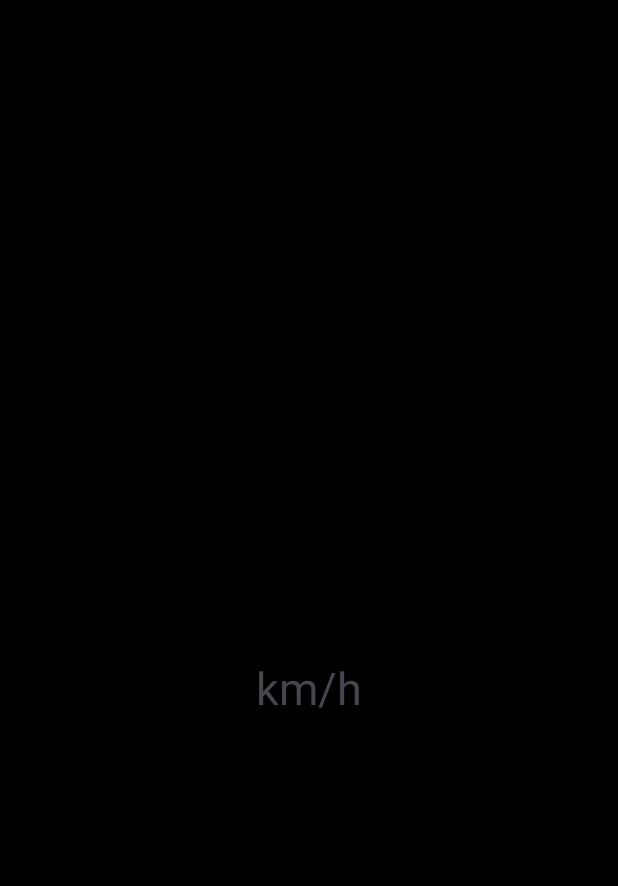
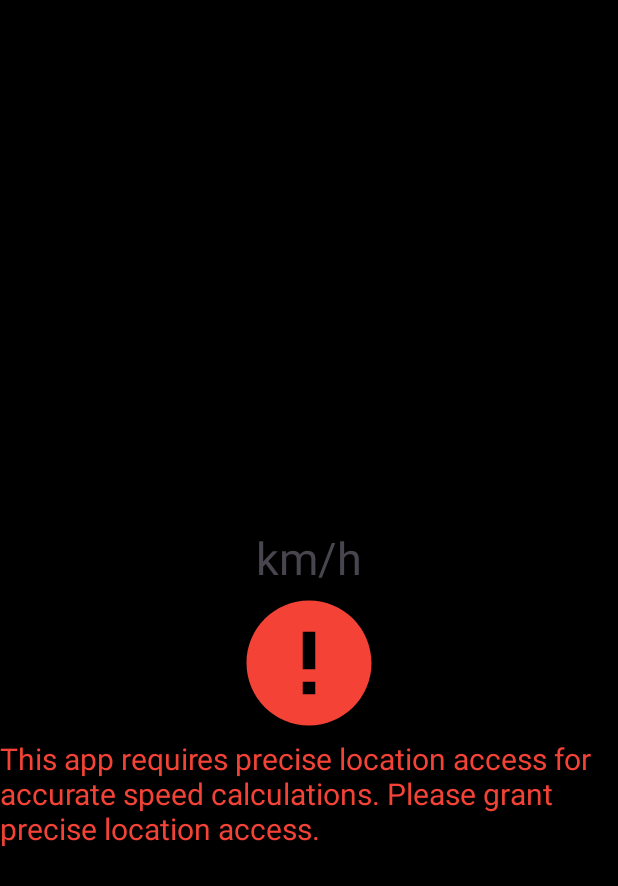
Before and after one commit to ashfaaqali/MotoMeterPro, an Android app: the screen it shows after launch (MainActivity), on a phone screen of 412 x 824 dp. Before the commit the part shown is almost empty. Shown: the top 886 px of the screen. Run offline under Robolectric (Android 15) with nearby library versions, the light colour scheme and no system bars.

Commit message:
access location

```diff
--- a/app/src/main/AndroidManifest.xml
+++ b/app/src/main/AndroidManifest.xml
@@ -23,6 +23,10 @@
                 <category android:name="android.intent.category.LAUNCHER" />
             </intent-filter>
         </activity>
+        <activity
+            android:name=".MeterActivity"
+            android:exported="false">
+        </activity>
     </application>
 
 </manifest>
--- a/app/src/main/java/com/example/speedometerapp/MainActivity.kt
+++ b/app/src/main/java/com/example/speedometerapp/MainActivity.kt
@@ -8,23 +8,33 @@ import android.os.Bundle
 import android.util.Log
 import androidx.appcompat.app.AppCompatActivity
 import androidx.core.app.ActivityCompat
-import androidx.core.content.ContextCompat
 import com.example.speedometerapp.databinding.ActivityMainBinding
+import kotlin.system.exitProcess
 
 class MainActivity : AppCompatActivity() {
-
-    private lateinit var binding: ActivityMainBinding
     private lateinit var locationManager: LocationManager
     private lateinit var locationListener: LocationListener
+    private lateinit var binding: ActivityMainBinding
 
+    private lateinit var fineLocation: String
+    private lateinit var coarseLocation: String
+    private var granted = 0
     override fun onCreate(savedInstanceState: Bundle?) {
         super.onCreate(savedInstanceState)
         binding = ActivityMainBinding.inflate(layoutInflater)
         setContentView(binding.root)
 
+        requestLocationPermission()
+
+        fineLocation = Manifest.permission.ACCESS_FINE_LOCATION
+        coarseLocation = Manifest.permission.ACCESS_COARSE_LOCATION
+        granted = PackageManager.PERMISSION_GRANTED
+
         // Initialize location manager and listener
         locationManager = getSystemService(LOCATION_SERVICE) as LocationManager
-        locationListener = LocationListener { location -> // Calculate speed in meters per second
+
+        locationListener = LocationListener { location ->
+            // Calculate speed in meters per second
             if (location.hasSpeed()) {
                 val speed = location.speed * 3.6 // Convert to km/h
                 binding.speedTextView.text = "%.0f".format(speed)
@@ -33,36 +43,23 @@ class MainActivity : AppCompatActivity() {
             }
         }
 
+        if (ActivityCompat.checkSelfPermission(this, fineLocation) != granted &&
+            ActivityCompat.checkSelfPermission(this, coarseLocation) != granted) {
+
+        }
         locationManager.requestLocationUpdates(
             LocationManager.GPS_PROVIDER,
             10, // Update every 1 second
             0f,   // Update whenever there's a location change
             locationListener
         )
-
-        checkPermission()
     }
 
-    private fun checkPermission() {
-        // Request location updates
-        if (ContextCompat.checkSelfPermission(
-                this,
-                Manifest.permission.ACCESS_FINE_LOCATION
-            ) == PackageManager.PERMISSION_GRANTED
-        ) {
-            locationManager.requestLocationUpdates(
-                LocationManager.GPS_PROVIDER,
-                1000,
-                1f,
-                locationListener
-            )
-        } else {
-            // Request location permission
-            ActivityCompat.requestPermissions(
-                this,
-                arrayOf(Manifest.permission.ACCESS_FINE_LOCATION),
-                1
-            )
-        }
+    private fun requestLocationPermission() {
+        ActivityCompat.requestPermissions(
+            this,
+            arrayOf(Manifest.permission.ACCESS_FINE_LOCATION),
+            0
+        )
     }
 }
--- /dev/null
+++ b/app/src/main/res/drawable/baseline_error_24.xml
@@ -0,0 +1,5 @@
+<vector android:height="24dp" android:tint="#000000"
+    android:viewportHeight="24" android:viewportWidth="24"
+    android:width="24dp" xmlns:android="http://schemas.android.com/apk/res/android">
+    <path android:fillColor="@android:color/white" android:pathData="M12,2C6.48,2 2,6.48 2,12s4.48,10 10,10 10,-4.48 10,-10S17.52,2 12,2zM13,17h-2v-2h2v2zM13,13h-2L11,7h2v6z"/>
+</vector>
--- a/app/src/main/res/layout/activity_main.xml
+++ b/app/src/main/res/layout/activity_main.xml
@@ -23,4 +23,20 @@
         android:text="@string/km_h"
         android:textSize="30sp"/>
 
+    <com.google.android.material.imageview.ShapeableImageView
+        android:id="@+id/error_image"
+        android:layout_width="100dp"
+        android:layout_height="100dp"
+        android:textSize="70sp"
+        android:src="@drawable/baseline_error_24"
+        app:tint="#F44336"/>
+
+    <com.google.android.material.textview.MaterialTextView
+        android:id="@+id/error_text"
+        android:layout_width="wrap_content"
+        android:layout_height="wrap_content"
+        android:text="This app requires precise location access for accurate speed calculations. Please grant precise location access."
+        android:textSize="20sp"
+        android:textColor="#F44336"/>
+
 </LinearLayout>
```
